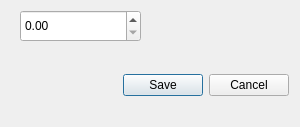
This is Config_Set_Hour_Cost.ui in bedi1982/Oficina as Qt 5 draws it before an edit. The edited form follows.
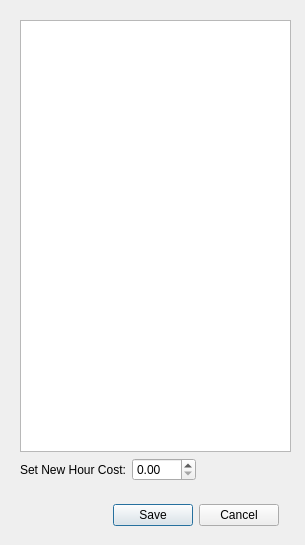
This is the edited form. Icons and pictures are not drawn.

Commit message: Added employees Hour cost historic Fixed the forms, introduced some layouts Improved the behaviour after adding a new client, now after adding a client you go to his summary, then if he has not a car you are prompted to add one.

Patch:
```diff
--- a/Config_Set_Hour_Cost.ui
+++ b/Config_Set_Hour_Cost.ui
@@ -6,8 +6,8 @@
    <rect>
     <x>0</x>
     <y>0</y>
-    <width>300</width>
-    <height>127</height>
+    <width>305</width>
+    <height>545</height>
    </rect>
   </property>
   <property name="minimumSize">
@@ -18,8 +18,8 @@
   </property>
   <property name="maximumSize">
    <size>
-    <width>300</width>
-    <height>162</height>
+    <width>99999</width>
+    <height>99999</height>
    </size>
   </property>
   <property name="windowTitle">
@@ -31,8 +31,8 @@
   <widget class="QDialogButtonBox" name="buttonBox">
    <property name="geometry">
     <rect>
-     <x>100</x>
-     <y>60</y>
+     <x>90</x>
+     <y>490</y>
      <width>189</width>
      <height>51</height>
     </rect>
@@ -53,8 +53,8 @@
   <widget class="QLabel" name="lbl_Emoticon">
    <property name="geometry">
     <rect>
-     <x>30</x>
-     <y>50</y>
+     <x>20</x>
+     <y>480</y>
      <width>51</width>
      <height>61</height>
     </rect>
@@ -66,21 +66,67 @@
     <pixmap resource="resources/images.qrc">:/emoticons/tux.png</pixmap>
    </property>
   </widget>
-  <widget class="QDoubleSpinBox" name="double_Spin_Hour_Cost">
+  <widget class="QWidget" name="">
    <property name="geometry">
     <rect>
      <x>20</x>
-     <y>10</y>
-     <width>121</width>
-     <height>32</height>
+     <y>20</y>
+     <width>271</width>
+     <height>461</height>
     </rect>
    </property>
-   <property name="maximum">
-    <double>999.990000000000009</double>
-   </property>
-   <property name="singleStep">
-    <double>1.000000000000000</double>
-   </property>
+   <layout class="QVBoxLayout" name="verticalLayout">
+    <item>
+     <widget class="QTableView" name="table_Hour_Cost_History">
+      <property name="focusPolicy">
+       <enum>Qt::NoFocus</enum>
+      </property>
+      <property name="editTriggers">
+       <set>QAbstractItemView::NoEditTriggers</set>
+      </property>
+      <property name="showDropIndicator" stdset="0">
+       <bool>false</bool>
+      </property>
+      <property name="dragDropOverwriteMode">
+       <bool>false</bool>
+      </property>
+     </widget>
+    </item>
+    <item>
+     <layout class="QHBoxLayout" name="horizontalLayout">
+      <item alignment="Qt::AlignRight">
+       <widget class="QLabel" name="label">
+        <property name="text">
+         <string>Set New Hour Cost:</string>
+        </property>
+       </widget>
+      </item>
+      <item>
+       <widget class="QDoubleSpinBox" name="double_Spin_Hour_Cost">
+        <property name="maximum">
+         <double>999.990000000000009</double>
+        </property>
+        <property name="singleStep">
+         <double>1.000000000000000</double>
+        </property>
+       </widget>
+      </item>
+      <item>
+       <spacer name="horizontalSpacer">
+        <property name="orientation">
+         <enum>Qt::Horizontal</enum>
+        </property>
+        <property name="sizeHint" stdset="0">
+         <size>
+          <width>40</width>
+          <height>20</height>
+         </size>
+        </property>
+       </spacer>
+      </item>
+     </layout>
+    </item>
+   </layout>
   </widget>
  </widget>
  <resources>
```
Left out of the diff: 10 changed lines with no effect on the pictures. The commit also changes 52 other files.
